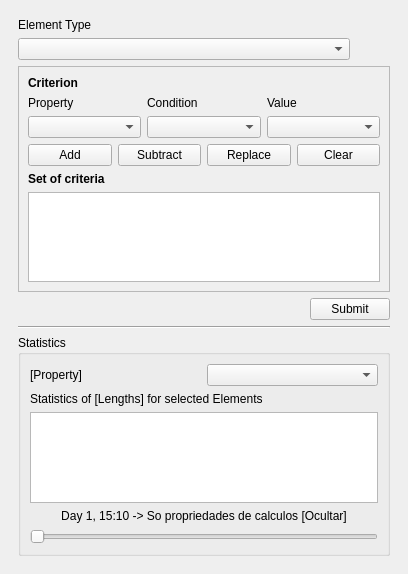
Qt form ui/qgisred_queriesbyattributes_dock.ui (Ingeniousware/QGISRed-BID) before a commit.
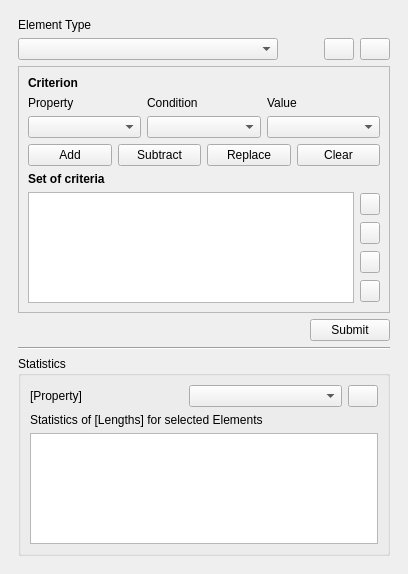
The same form after that commit. Custom widgets are drawn as their Qt base class.

Commit message: adding icons to special buttons

Patch:
```diff
--- a/ui/qgisred_queriesbyattributes_dock.ui
+++ b/ui/qgisred_queriesbyattributes_dock.ui
@@ -70,6 +70,32 @@
             </property>
            </spacer>
           </item>
+          <item>
+           <widget class="QPushButton" name="btImport">
+            <property name="maximumSize">
+             <size>
+              <width>30</width>
+              <height>16777215</height>
+             </size>
+            </property>
+            <property name="text">
+             <string/>
+            </property>
+           </widget>
+          </item>
+          <item>
+           <widget class="QPushButton" name="btExport">
+            <property name="maximumSize">
+             <size>
+              <width>30</width>
+              <height>16777215</height>
+             </size>
+            </property>
+            <property name="text">
+             <string/>
+            </property>
+           </widget>
+          </item>
          </layout>
         </item>
         <item>
@@ -185,11 +211,71 @@
               </widget>
              </item>
              <item>
-              <widget class="QTableWidget" name="tableWidgetCriteria">
-               <property name="gridStyle">
-                <enum>Qt::NoPen</enum>
-               </property>
-              </widget>
+              <layout class="QHBoxLayout" name="horizontalLayout_4">
+               <item>
+                <widget class="QTableWidget" name="tableWidgetCriteria">
+                 <property name="gridStyle">
+                  <enum>Qt::NoPen</enum>
+                 </property>
+                </widget>
+               </item>
+               <item>
+                <layout class="QVBoxLayout" name="verticalLayout_3">
+                 <item>
+                  <widget class="QPushButton" name="btCriteriaUp">
+                   <property name="maximumSize">
+                    <size>
+                     <width>20</width>
+                     <height>16777215</height>
+                    </size>
+                   </property>
+                   <property name="text">
+                    <string/>
+                   </property>
+                  </widget>
+                 </item>
+                 <item>
+                  <widget class="QPushButton" name="btCriteriaDown">
+                   <property name="maximumSize">
+                    <size>
+                     <width>20</width>
+                     <height>16777215</height>
+                    </size>
+                   </property>
+                   <property name="text">
+                    <string/>
+                   </property>
+                  </widget>
+                 </item>
+                 <item>
+                  <widget class="QPushButton" name="btCriteriaClear">
+                   <property name="maximumSize">
+                    <size>
+                     <width>20</width>
+                     <height>16777215</height>
+                    </size>
+                   </property>
+                   <property name="text">
+                    <string/>
+                   </property>
+                  </widget>
+                 </item>
+                 <item>
+                  <widget class="QPushButton" name="btCriteriaEdit">
+                   <property name="maximumSize">
+                    <size>
+                     <width>20</width>
+                     <height>16777215</height>
+                    </size>
+                   </property>
+                   <property name="text">
+                    <string/>
+                   </property>
+                  </widget>
+                 </item>
+                </layout>
+               </item>
+              </layout>
              </item>
             </layout>
            </item>
@@ -250,6 +336,19 @@
                <item>
                 <widget class="QComboBox" name="cbStatisticsFor"/>
                </item>
+               <item>
+                <widget class="QPushButton" name="btExcel">
+                 <property name="maximumSize">
+                  <size>
+                   <width>30</width>
+                   <height>16777215</height>
+                  </size>
+                 </property>
+                 <property name="text">
+                  <string/>
+                 </property>
+                </widget>
+               </item>
               </layout>
              </item>
              <item>
@@ -264,27 +363,6 @@
                <item>
                 <widget class="QTableWidget" name="tableWidgetStatistics"/>
                </item>
-               <item>
-                <layout class="QVBoxLayout" name="verticalLayout_7">
-                 <item>
-                  <widget class="QLabel" name="labelSlider">
-                   <property name="text">
-                    <string>Day 1, 15:10 -&gt; So propriedades de calculos [Ocultar]</string>
-                   </property>
-                   <property name="alignment">
-                    <set>Qt::AlignCenter</set>
-                   </property>
-                  </widget>
-                 </item>
-                 <item>
-                  <widget class="QSlider" name="slider">
-                   <property name="orientation">
-                    <enum>Qt::Horizontal</enum>
-                   </property>
-                  </widget>
-                 </item>
-                </layout>
-               </item>
               </layout>
              </item>
             </layout>
```
The commit also changes 11 other files.
